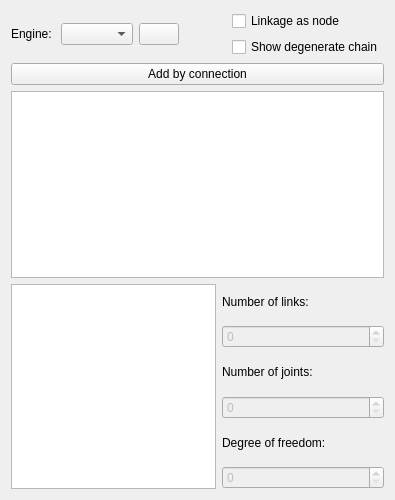
KmolYuan/Pyslvs-UI, file core/synthesis/NumberAndTypeSynthesis/Collections.ui: the form before one commit.
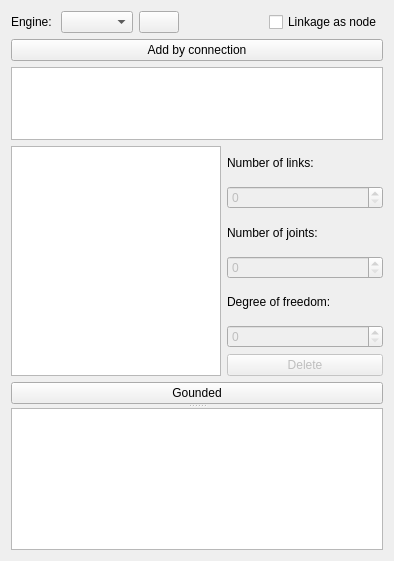
The form after the commit. Icons and pictures are not drawn.

Commit message: Delete collection function.

```diff
--- a/core/synthesis/NumberAndTypeSynthesis/Collections.ui
+++ b/core/synthesis/NumberAndTypeSynthesis/Collections.ui
@@ -6,8 +6,8 @@
    <rect>
     <x>0</x>
     <y>0</y>
-    <width>395</width>
-    <height>500</height>
+    <width>394</width>
+    <height>561</height>
    </rect>
   </property>
   <property name="windowTitle">
@@ -59,23 +59,12 @@
       </spacer>
      </item>
      <item>
-      <layout class="QVBoxLayout" name="verticalLayout">
-       <item>
         <widget class="QCheckBox" name="graph_link_as_node">
          <property name="text">
           <string>Linkage as node</string>
          </property>
         </widget>
        </item>
-       <item>
-        <widget class="QCheckBox" name="graph_degenerate">
-         <property name="text">
-          <string>Show degenerate chain</string>
-         </property>
-        </widget>
-       </item>
-      </layout>
-     </item>
     </layout>
    </item>
    <item>
@@ -86,6 +75,13 @@
     </widget>
    </item>
    <item>
+    <widget class="QSplitter" name="splitter">
+     <property name="orientation">
+      <enum>Qt::Vertical</enum>
+     </property>
+     <widget class="QWidget" name="verticalLayoutWidget">
+      <layout class="QVBoxLayout" name="verticalLayout">
+       <item>
     <widget class="QListWidget" name="Collection_list">
      <property name="contextMenuPolicy">
       <enum>Qt::CustomContextMenu</enum>
@@ -119,18 +115,18 @@
       <widget class="QListWidget" name="Preview_window">
        <property name="minimumSize">
         <size>
-         <width>205</width>
-         <height>205</height>
+             <width>210</width>
+             <height>230</height>
         </size>
        </property>
        <property name="maximumSize">
         <size>
-         <width>205</width>
-         <height>205</height>
-        </size>
-       </property>
-       <property name="contextMenuPolicy">
-        <enum>Qt::CustomContextMenu</enum>
+             <width>210</width>
+             <height>230</height>
+            </size>
+           </property>
+           <property name="selectionMode">
+            <enum>QAbstractItemView::NoSelection</enum>
        </property>
        <property name="iconSize">
         <size>
@@ -141,12 +137,6 @@
        <property name="movement">
         <enum>QListView::Static</enum>
        </property>
-       <property name="resizeMode">
-        <enum>QListView::Adjust</enum>
-       </property>
-       <property name="spacing">
-        <number>3</number>
-       </property>
        <property name="viewMode">
         <enum>QListView::IconMode</enum>
        </property>
@@ -208,9 +198,60 @@
          </property>
         </widget>
        </item>
+           <item>
+            <widget class="QPushButton" name="delete_button">
+             <property name="enabled">
+              <bool>false</bool>
+             </property>
+             <property name="text">
+              <string>Delete</string>
+             </property>
+             <property name="icon">
+              <iconset resource="../../../icons.qrc">
+               <normaloff>:/icons/delete.png</normaloff>:/icons/delete.png</iconset>
+             </property>
+            </widget>
+           </item>
       </layout>
      </item>
     </layout>
+       </item>
+       <item>
+        <widget class="QPushButton" name="grounded_button">
+         <property name="text">
+          <string>Gounded</string>
+         </property>
+        </widget>
+       </item>
+      </layout>
+     </widget>
+     <widget class="QListWidget" name="grounded_list">
+      <property name="contextMenuPolicy">
+       <enum>Qt::CustomContextMenu</enum>
+      </property>
+      <property name="iconSize">
+       <size>
+        <width>200</width>
+        <height>200</height>
+       </size>
+      </property>
+      <property name="movement">
+       <enum>QListView::Static</enum>
+      </property>
+      <property name="resizeMode">
+       <enum>QListView::Adjust</enum>
+      </property>
+      <property name="spacing">
+       <number>3</number>
+      </property>
+      <property name="viewMode">
+       <enum>QListView::IconMode</enum>
+      </property>
+      <property name="uniformItemSizes">
+       <bool>true</bool>
+      </property>
+     </widget>
+    </widget>
    </item>
   </layout>
  </widget>
```
Left out of the diff: 9 changed lines with no effect on the pictures. Lines whose indentation alone changed are shown as unchanged. The commit also changes 2 other files.
